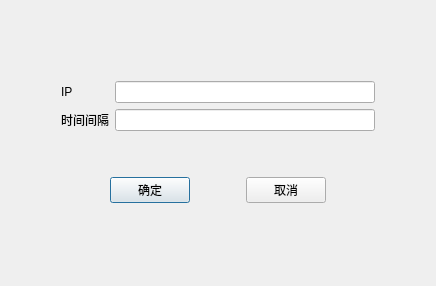
Old version of the form src/configdlg.ui in the repository 1010878366/CheckIPQt.
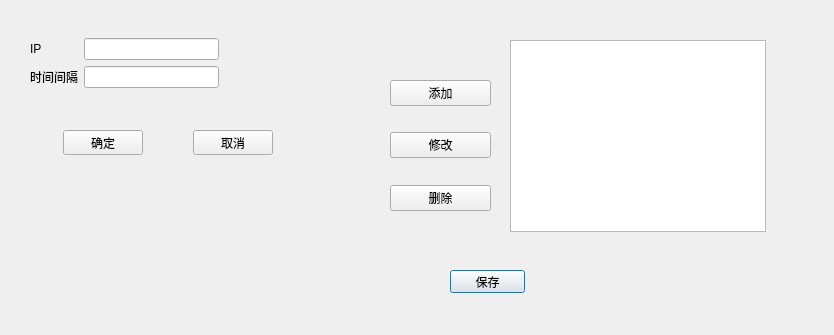
New version of the form.

Diff of the .ui file:
```diff
--- a/src/configdlg.ui
+++ b/src/configdlg.ui
@@ -6,29 +6,110 @@
    <rect>
     <x>0</x>
     <y>0</y>
-    <width>436</width>
-    <height>286</height>
+    <width>834</width>
+    <height>335</height>
    </rect>
   </property>
   <property name="windowTitle">
    <string>Dialog</string>
   </property>
-  <layout class="QVBoxLayout" name="verticalLayout_2">
+  <widget class="QTableWidget" name="tableWidget">
+   <property name="geometry">
+    <rect>
+     <x>510</x>
+     <y>40</y>
+     <width>256</width>
+     <height>192</height>
+    </rect>
+   </property>
+  </widget>
+  <widget class="QPushButton" name="btn_Save">
+   <property name="geometry">
+    <rect>
+     <x>450</x>
+     <y>270</y>
+     <width>75</width>
+     <height>23</height>
+    </rect>
+   </property>
+   <property name="text">
+    <string>保存</string>
+   </property>
+  </widget>
+  <widget class="QWidget" name="">
+   <property name="geometry">
+    <rect>
+     <x>20</x>
+     <y>130</y>
+     <width>296</width>
+     <height>25</height>
+    </rect>
+   </property>
+   <layout class="QHBoxLayout" name="horizontalLayout">
    <item>
-    <layout class="QVBoxLayout" name="verticalLayout">
-     <property name="leftMargin">
-      <number>50</number>
-     </property>
-     <property name="topMargin">
-      <number>50</number>
-     </property>
-     <property name="rightMargin">
-      <number>50</number>
-     </property>
-     <property name="bottomMargin">
-      <number>50</number>
-     </property>
+     <spacer name="horizontalSpacer">
+      <property name="orientation">
+       <enum>Qt::Orientation::Horizontal</enum>
+      </property>
+      <property name="sizeHint" stdset="0">
+       <size>
+        <width>40</width>
+        <height>20</height>
+       </size>
+      </property>
+     </spacer>
+    </item>
+    <item>
+     <widget class="QPushButton" name="btnOK">
+      <property name="text">
+       <string>确定</string>
+      </property>
+     </widget>
+    </item>
+    <item>
+     <spacer name="horizontalSpacer_2">
+      <property name="orientation">
+       <enum>Qt::Orientation::Horizontal</enum>
+      </property>
+      <property name="sizeHint" stdset="0">
+       <size>
+        <width>40</width>
+        <height>20</height>
+       </size>
+      </property>
+     </spacer>
+    </item>
      <item>
+     <widget class="QPushButton" name="btnCancel">
+      <property name="text">
+       <string>取消</string>
+      </property>
+     </widget>
+    </item>
+    <item>
+     <spacer name="horizontalSpacer_3">
+      <property name="orientation">
+       <enum>Qt::Orientation::Horizontal</enum>
+      </property>
+      <property name="sizeHint" stdset="0">
+       <size>
+        <width>40</width>
+        <height>20</height>
+       </size>
+      </property>
+     </spacer>
+    </item>
+   </layout>
+  </widget>
+  <widget class="QWidget" name="">
+   <property name="geometry">
+    <rect>
+     <x>30</x>
+     <y>38</y>
+     <width>189</width>
+     <height>50</height>
+    </rect>
+   </property>
       <layout class="QGridLayout" name="gridLayout">
        <item row="0" column="0">
         <widget class="QLabel" name="label">
@@ -51,80 +132,92 @@
         <widget class="QLineEdit" name="lineEditIP"/>
        </item>
       </layout>
-     </item>
+  </widget>
+  <widget class="QWidget" name="">
+   <property name="geometry">
+    <rect>
+     <x>390</x>
+     <y>60</y>
+     <width>101</width>
+     <height>171</height>
+    </rect>
+   </property>
+   <layout class="QVBoxLayout" name="verticalLayout">
      <item>
       <spacer name="horizontalSpacer_4">
        <property name="orientation">
-        <enum>Qt::Horizontal</enum>
+       <enum>Qt::Orientation::Vertical</enum>
        </property>
        <property name="sizeHint" stdset="0">
         <size>
-         <width>40</width>
-         <height>20</height>
+        <width>20</width>
+        <height>40</height>
         </size>
        </property>
       </spacer>
      </item>
      <item>
-      <layout class="QHBoxLayout" name="horizontalLayout">
+     <widget class="QPushButton" name="btn_Add">
+      <property name="text">
+       <string>添加</string>
+      </property>
+     </widget>
+    </item>
        <item>
-        <spacer name="horizontalSpacer">
+     <spacer name="verticalSpacer">
          <property name="orientation">
-          <enum>Qt::Horizontal</enum>
+       <enum>Qt::Orientation::Vertical</enum>
          </property>
          <property name="sizeHint" stdset="0">
           <size>
-           <width>40</width>
-           <height>20</height>
+        <width>20</width>
+        <height>40</height>
           </size>
          </property>
         </spacer>
        </item>
        <item>
-        <widget class="QPushButton" name="btnOK">
+     <widget class="QPushButton" name="btn_Modify">
          <property name="text">
-          <string>确定</string>
+       <string>修改</string>
          </property>
         </widget>
        </item>
        <item>
-        <spacer name="horizontalSpacer_2">
+     <spacer name="verticalSpacer_2">
          <property name="orientation">
-          <enum>Qt::Horizontal</enum>
+       <enum>Qt::Orientation::Vertical</enum>
          </property>
          <property name="sizeHint" stdset="0">
           <size>
-           <width>40</width>
-           <height>20</height>
+        <width>20</width>
+        <height>40</height>
           </size>
          </property>
         </spacer>
        </item>
        <item>
-        <widget class="QPushButton" name="btnCancel">
+     <widget class="QPushButton" name="btn_Delete">
          <property name="text">
-          <string>取消</string>
+       <string>删除</string>
          </property>
         </widget>
        </item>
        <item>
-        <spacer name="horizontalSpacer_3">
+     <spacer name="verticalSpacer_3">
          <property name="orientation">
-          <enum>Qt::Horizontal</enum>
+       <enum>Qt::Orientation::Vertical</enum>
          </property>
          <property name="sizeHint" stdset="0">
           <size>
-           <width>40</width>
-           <height>20</height>
+        <width>20</width>
+        <height>40</height>
           </size>
          </property>
         </spacer>
        </item>
       </layout>
-     </item>
-    </layout>
-   </item>
-  </layout>
+  </widget>
  </widget>
  <resources/>
  <connections/>
```
Left out of the diff: 2 changed lines with no effect on the pictures. Lines whose indentation alone changed are shown as unchanged.
